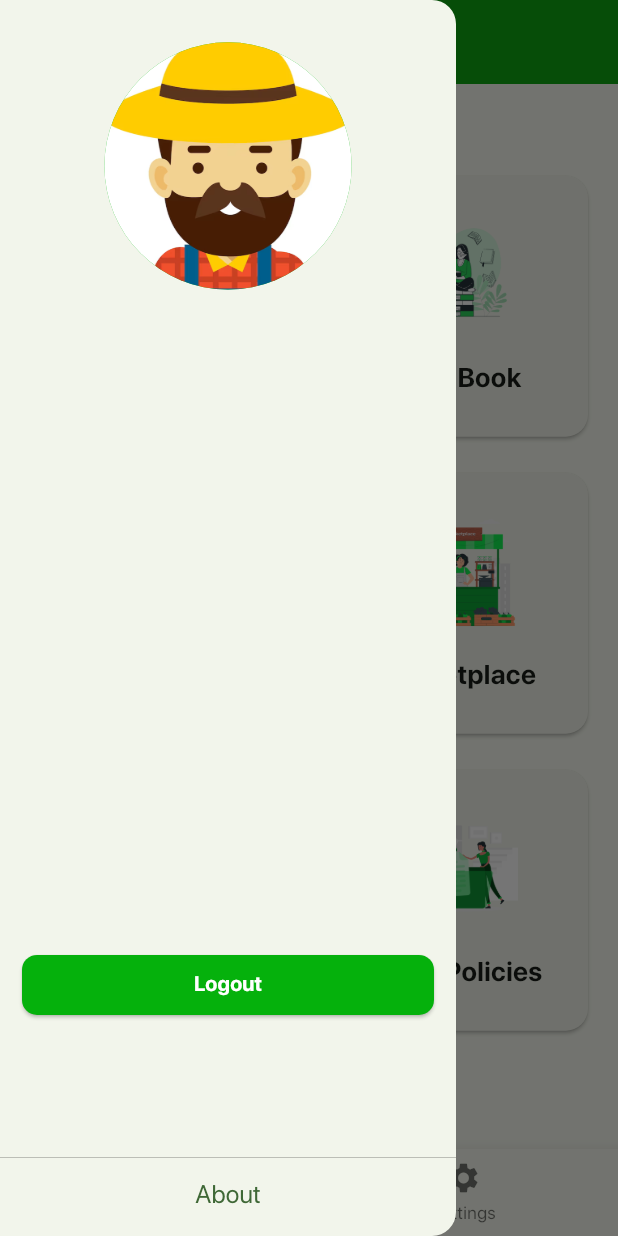
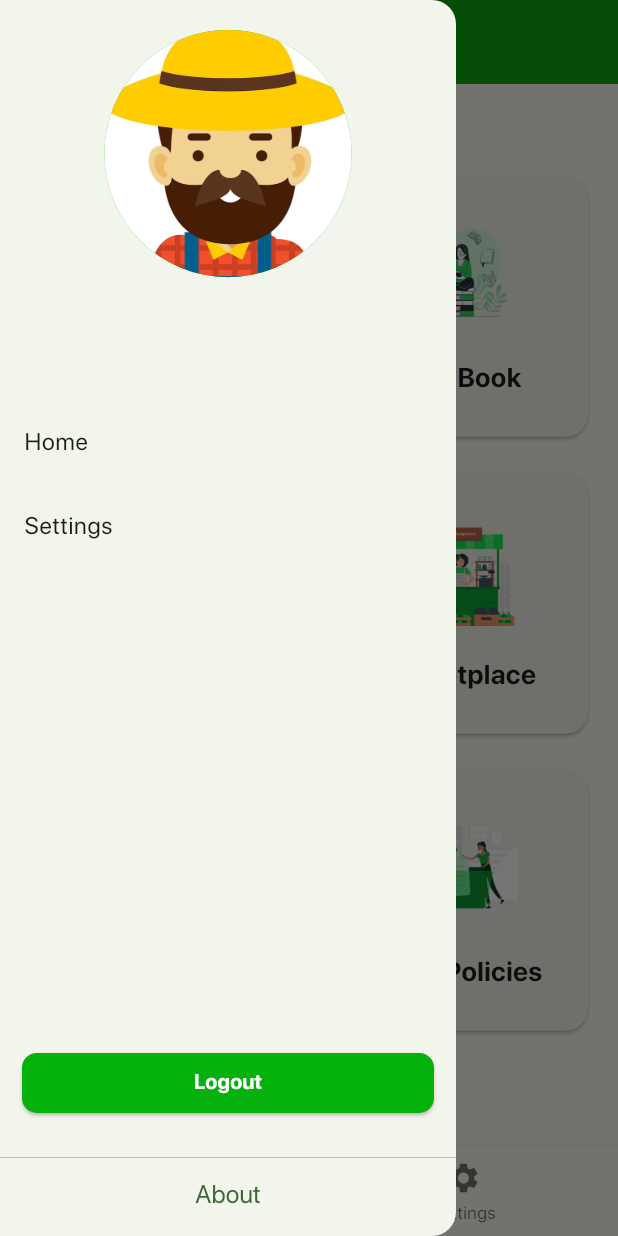
Before and after one commit to celestix/agroconnect, a Flutter app: the HomeScreen screen opened by its route, with the side drawer open, on a phone screen of 412 x 824 dp. Run offline on Flutter 3.47's test engine with Material 3 defaults, Android fonts, the phone set to English and light mode, and no system bars; our stand-ins replace firebase_auth, firebase_core, flutter_svg, pinput; accounts and stored records are empty; project files that could hold a hidden picture were left out.

Commit message:
improve drawer layout and add tiles in it

```diff
--- a/lib/home/home.dart
+++ b/lib/home/home.dart
@@ -51,10 +51,6 @@ class _HomeScreenState extends State<HomeScreen> {
           child: Center(
             child: Column(
               children: [
-                Divider(
-                  height: MediaQuery.of(context).size.height * 0.01,
-                  color: Colors.transparent,
-                ),
                 Container(
                   margin: const EdgeInsets.only(top: 20, bottom: 20),
                   width: MediaQuery.of(context).size.width * 0.4,
@@ -84,8 +80,29 @@ class _HomeScreenState extends State<HomeScreen> {
                     fontWeight: FontWeight.w100,
                   ),
                 ),
-                SizedBox(
-                  height: MediaQuery.of(context).size.height / 2.2,
+                Padding(
+                  padding: EdgeInsets.only(
+                    top: MediaQuery.of(context).size.height / 100,
+                  ),
+                  child: Divider(
+                    height: MediaQuery.of(context).size.height / 100,
+                    color: Colors.transparent,
+                  ),
+                ),
+                Expanded(
+                  flex: 20,
+                  child: ListView(
+                    children: [
+                      ListTile(
+                        title: const Text("Home"),
+                        onTap: () => {},
+                      ),
+                      ListTile(
+                        title: const Text("Settings"),
+                        onTap: () => {},
+                      ),
+                    ],
+                  ),
                 ),
                 SizedBox(
                   width: MediaQuery.of(context).size.width / 1.5,
```
